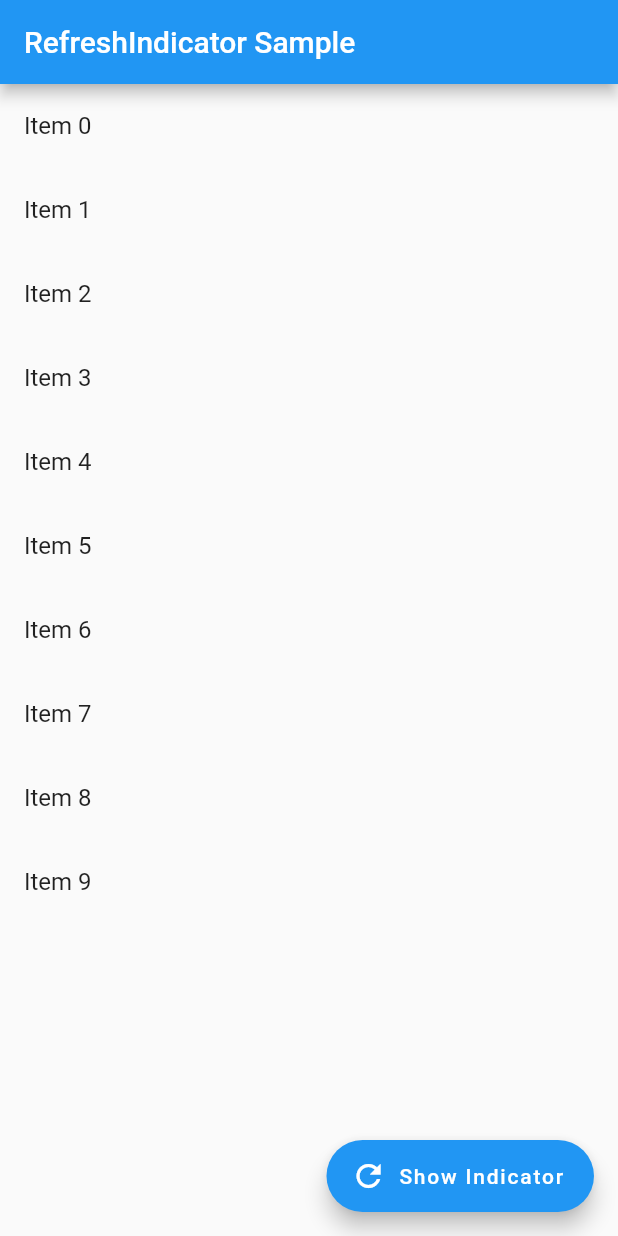
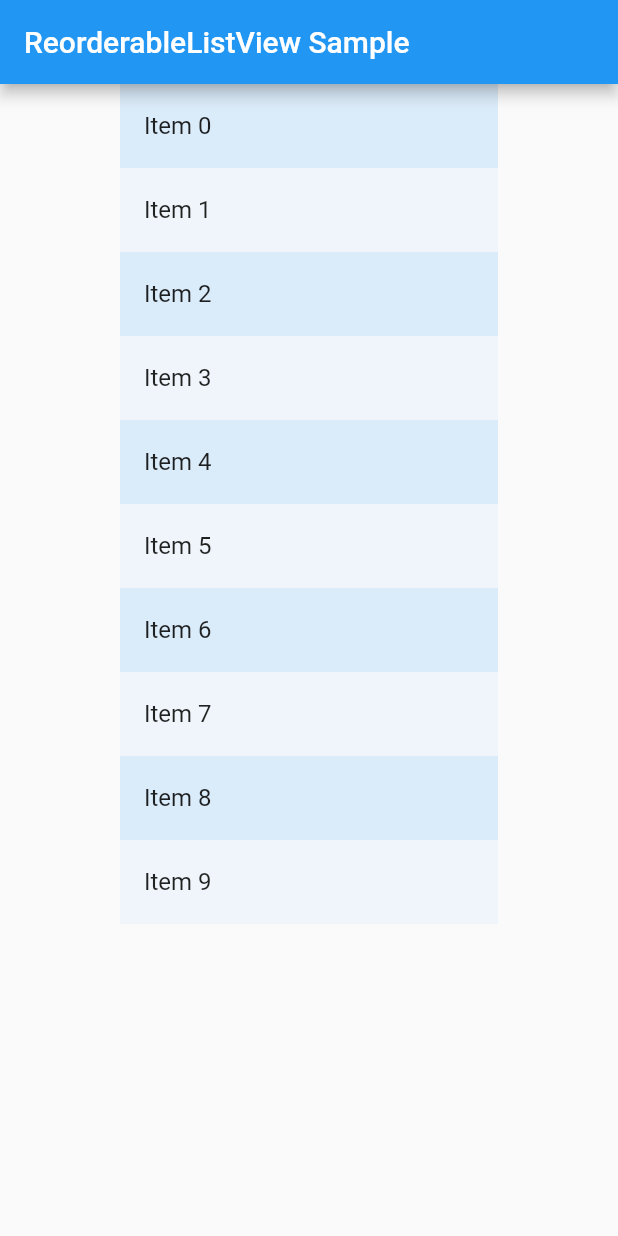
Before and after one commit to shubhamgitvns/myapp, a Flutter app: the screen it shows after launch, on a phone screen of 412 x 824 dp. Run offline on Flutter 3.47's test engine with Material 2 defaults, Android fonts, the phone set to English and light mode, and no system bars.

Commit message:
Record able list view classes

```diff
--- a/lib/main.dart
+++ b/lib/main.dart
@@ -1,6 +1,6 @@
 import 'package:flutter/material.dart';
 import 'package:myapp/stateless.dart';
 
-/// Flutter code sample for [RefreshIndicator].
+/// Flutter code sample for [ReorderableListView].
 
-void main() => runApp(const RefreshIndicatorExampleApp());
+void main() => runApp(const ReorderableApp());
--- a/lib/stateless.dart
+++ b/lib/stateless.dart
@@ -1,61 +1,55 @@
 import 'package:flutter/material.dart';
-class RefreshIndicatorExampleApp extends StatelessWidget {
-  const RefreshIndicatorExampleApp({super.key});
+
+class ReorderableApp extends StatelessWidget {
+  const ReorderableApp({super.key});
 
   @override
   Widget build(BuildContext context) {
-    return const MaterialApp(
-      home: RefreshIndicatorExample(),
+    return MaterialApp(
+      home: Scaffold(
+        appBar: AppBar(title: const Text('ReorderableListView Sample')),
+        body: const ReorderableExample(),
+      ),
     );
   }
 }
 
-class RefreshIndicatorExample extends StatefulWidget {
-  const RefreshIndicatorExample({super.key});
+
+class ReorderableExample extends StatefulWidget {
+  const ReorderableExample({super.key});
 
   @override
-  State<RefreshIndicatorExample> createState() =>
-      _RefreshIndicatorExampleState();
+  State<ReorderableExample> createState() => _ReorderableListViewExampleState();
 }
 
-class _RefreshIndicatorExampleState extends State<RefreshIndicatorExample> {
-  final GlobalKey<RefreshIndicatorState> _refreshIndicatorKey =
-  GlobalKey<RefreshIndicatorState>();
+class _ReorderableListViewExampleState extends State<ReorderableExample> {
+  final List<int> _items = List<int>.generate(10, (int index) => index);
 
   @override
   Widget build(BuildContext context) {
-    return Scaffold(
-      appBar: AppBar(
-        title: const Text('RefreshIndicator Sample'),
-      ),
-      body: RefreshIndicator( //refresh indicator class
-        key: _refreshIndicatorKey,
-        color: Colors.red,
-        backgroundColor: Colors.blue,
-        strokeWidth: 2.0,
-        onRefresh: () async {
-          // Replace this delay with the code to be executed during refresh
-          // and return a Future when code finishes execution.
-          return Future<void>.delayed(const Duration(seconds: 3));
-        },
-        // Pull from top to show refresh indicator.
-        child: ListView.builder(
-          itemCount: 10,
-          itemBuilder: (BuildContext context, int index) {
-            return ListTile(
-              title: Text('Item $index'),
-            );
-          },
-        ),
-      ),
-      floatingActionButton: FloatingActionButton.extended(
-        onPressed: () {
-          // Show refresh indicator programmatically on button tap.
-          _refreshIndicatorKey.currentState?.show();
-        },
-        icon: const Icon(Icons.refresh),
-        label: const Text('Show Indicator'),
-      ),
+    final ColorScheme colorScheme = Theme.of(context).colorScheme;
+    final Color oddItemColor = colorScheme.primary.withOpacity(0.05);
+    final Color evenItemColor = colorScheme.primary.withOpacity(0.15);
+
+    return ReorderableListView(
+      padding: const EdgeInsets.symmetric(horizontal: 80),
+      children: <Widget>[
+        for (int index = 0; index < _items.length; index += 1)
+          ListTile(
+            key: Key('$index'),
+            tileColor: _items[index].isOdd ? oddItemColor : evenItemColor,
+            title: Text('Item ${_items[index]}'),
+          ),
+      ],
+      onReorder: (int oldIndex, int newIndex) {
+        setState(() {
+          if (oldIndex < newIndex) {
+            newIndex -= 1;
+          }
+          final int item = _items.removeAt(oldIndex);
+          _items.insert(newIndex, item);
+        });
+      },
     );
   }
 }
```
